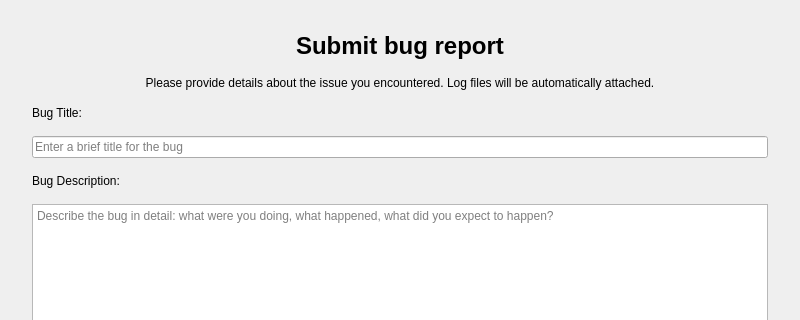
First picture: the form in component/GuiManager/src/containers/BugReportContainer.ui, repository Sourcerer-Team/Sourcerer, before the edit; both pictures show x 0 to 800 and y 0 to 320 of the 800 by 600 pixel window.
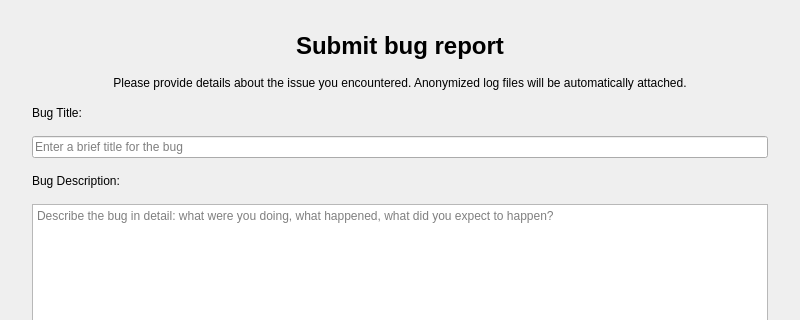
Second picture: the form after the edit.

Commit message: Changes bug report container subtitle.

The edit to the form file:
```diff
--- a/component/GuiManager/src/containers/BugReportContainer.ui
+++ b/component/GuiManager/src/containers/BugReportContainer.ui
@@ -42,7 +42,7 @@
    <item>
     <widget class="QLabel" name="labelInfo">
      <property name="text">
-      <string>Please provide details about the issue you encountered. Log files will be automatically attached.</string>
+      <string>Please provide details about the issue you encountered. Anonymized log files will be automatically attached.</string>
      </property>
      <property name="alignment">
       <set>Qt::AlignmentFlag::AlignCenter</set>
```
